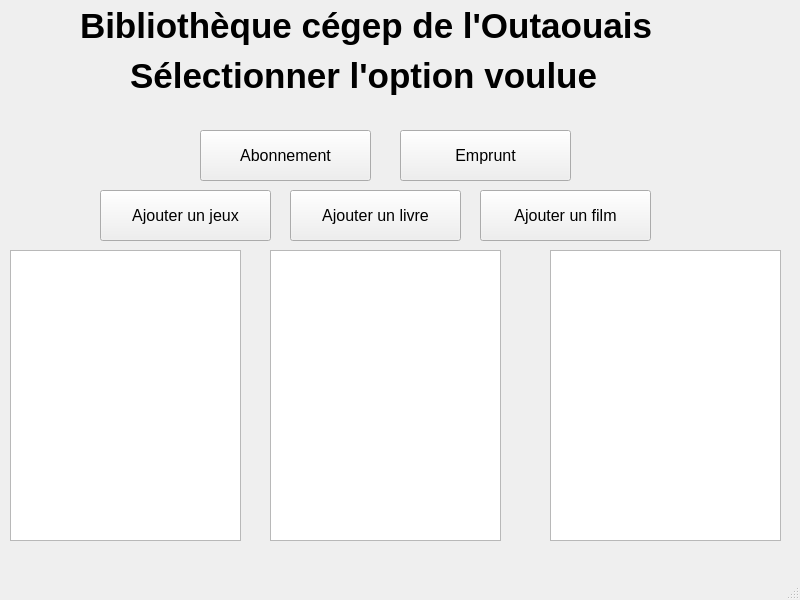
Before: the Qt Designer form bibliotheque.ui in simonlac/Classe_final, drawn with Qt 5.
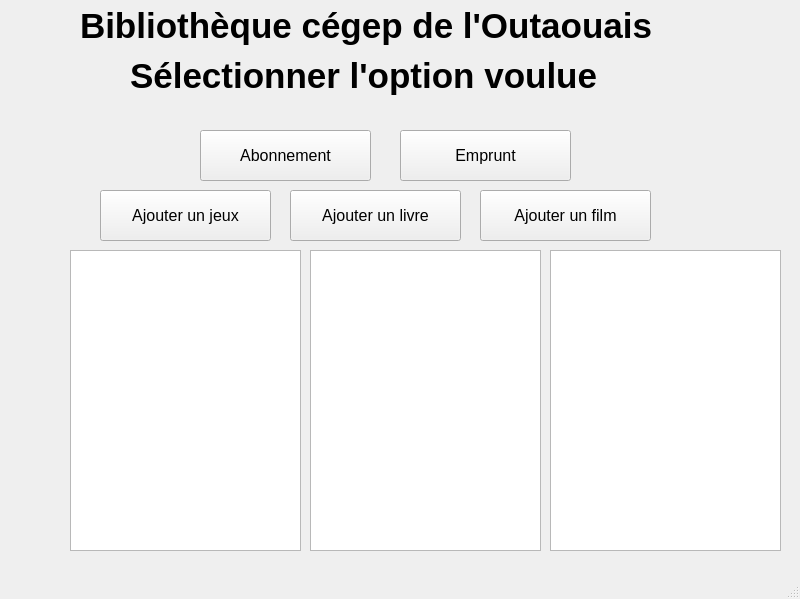
After: the same form once the commit is applied.

```diff
--- a/bibliotheque.ui
+++ b/bibliotheque.ui
@@ -7,23 +7,13 @@
     <x>0</x>
     <y>0</y>
     <width>800</width>
-    <height>600</height>
+    <height>599</height>
    </rect>
   </property>
   <property name="windowTitle">
    <string>MainWindow</string>
   </property>
   <widget class="QWidget" name="centralwidget">
-   <widget class="QTextBrowser" name="textBrowser_lst_doc">
-    <property name="geometry">
-     <rect>
-      <x>550</x>
-      <y>250</y>
-      <width>231</width>
-      <height>291</height>
-     </rect>
-    </property>
-   </widget>
    <widget class="QLabel" name="lbl_biblio">
     <property name="geometry">
      <rect>
@@ -154,23 +144,33 @@
      <string>Emprunt</string>
     </property>
    </widget>
-   <widget class="QTextBrowser" name="textBrowser_lst_abonnement">
+   <widget class="QListView" name="listView_abonnement">
     <property name="geometry">
      <rect>
-      <x>270</x>
+      <x>70</x>
       <y>250</y>
       <width>231</width>
-      <height>291</height>
+      <height>301</height>
      </rect>
     </property>
    </widget>
-   <widget class="QTextBrowser" name="textBrowser_lst_emprunt">
+   <widget class="QListView" name="listView_document">
     <property name="geometry">
      <rect>
-      <x>10</x>
+      <x>550</x>
       <y>250</y>
       <width>231</width>
-      <height>291</height>
+      <height>301</height>
+     </rect>
+    </property>
+   </widget>
+   <widget class="QListView" name="listView_emprunt">
+    <property name="geometry">
+     <rect>
+      <x>310</x>
+      <y>250</y>
+      <width>231</width>
+      <height>301</height>
      </rect>
     </property>
    </widget>
```
